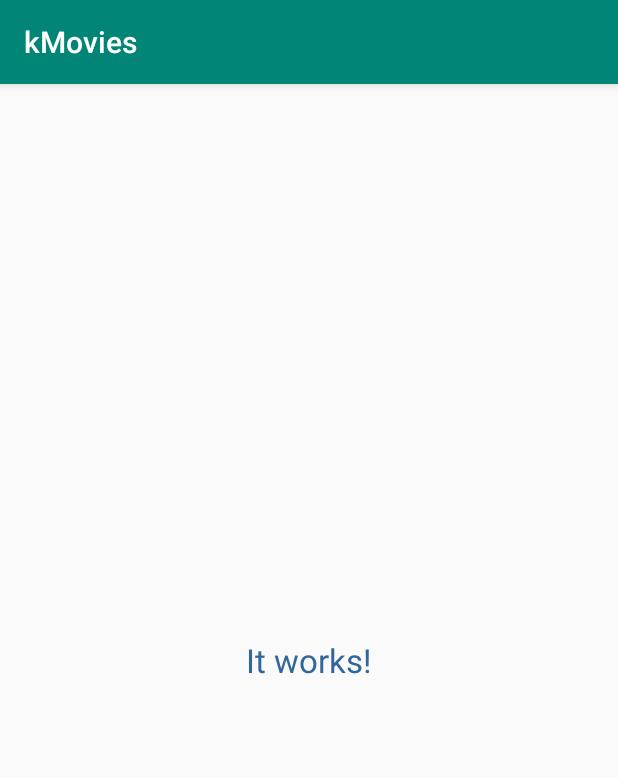
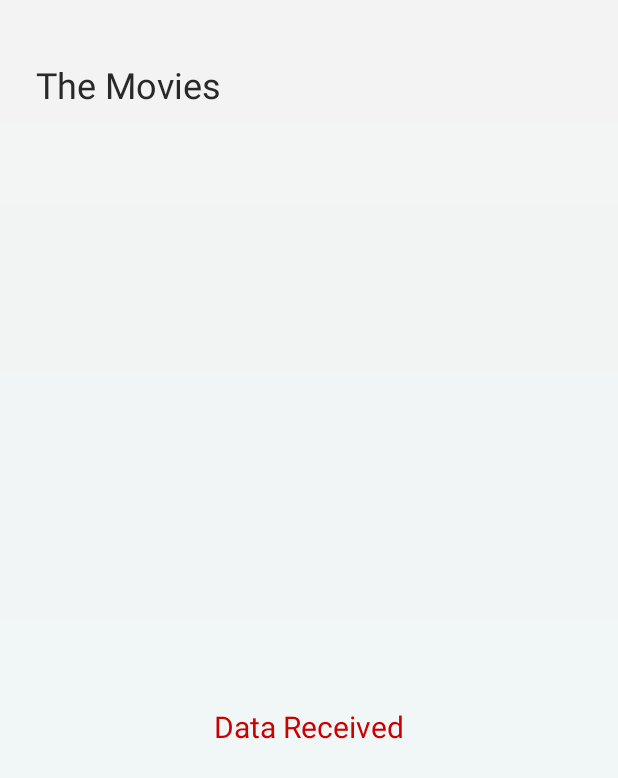
Before and after one commit to gshockv/kMovies, an Android app: the screen it shows after launch (MainActivity), on a phone screen of 412 x 824 dp. Shown: the top 778 px of the screen. Run offline under Robolectric (Android 15) with nearby library versions, the phone set to English and light mode, and no system bars.

Commit message:
initial view model, repo and other arch parts setup

```diff
--- a/app/src/main/AndroidManifest.xml
+++ b/app/src/main/AndroidManifest.xml
@@ -3,13 +3,15 @@
           package="com.gshockv.kmovies">
 
     <application
+            android:name=".MoviesApp"
             android:allowBackup="true"
             android:icon="@mipmap/ic_launcher"
             android:label="@string/app_name"
             android:roundIcon="@mipmap/ic_launcher_round"
             android:supportsRtl="true"
             android:theme="@style/AppTheme">
-        <activity android:name=".MainActivity">
+
+        <activity android:name=".ui.MainActivity">
             <intent-filter>
                 <action android:name="android.intent.action.MAIN"/>
 
--- /dev/null
+++ b/app/src/main/java/com/gshockv/kmovies/MoviesApp.kt
@@ -0,0 +1,6 @@
+package com.gshockv.kmovies
+
+import android.app.Application
+
+class MoviesApp : Application() {
+}
--- a/app/src/main/java/com/gshockv/kmovies/MoviesListFragment.kt
+++ /dev/null
@@ -1,19 +0,0 @@
-package com.gshockv.kmovies
-
-import android.os.Bundle
-import android.view.LayoutInflater
-import android.view.View
-import android.view.ViewGroup
-import android.widget.Toast
-import androidx.fragment.app.Fragment
-
-class MoviesListFragment : Fragment() {
-    override fun onCreateView(inflater: LayoutInflater, container: ViewGroup?, savedInstanceState: Bundle?): View {
-        return inflater.inflate(R.layout.fragment_movies_list, container, false)
-    }
-
-    override fun onViewCreated(view: View, savedInstanceState: Bundle?) {
-        val apiKey = BuildConfig.API_KEY
-        Toast.makeText(context, "API_KEY: $apiKey", Toast.LENGTH_SHORT).show()
-    }
-}
--- /dev/null
+++ b/app/src/main/java/com/gshockv/kmovies/data/MoviesRepository.kt
@@ -0,0 +1,18 @@
+package com.gshockv.kmovies.data
+
+import com.gshockv.kmovies.data.model.Movie
+import com.gshockv.kmovies.data.model.MoviesList
+
+class MoviesRepository {
+    fun moviesList() : MoviesList = MoviesList().apply {
+        for (i in 0..10) {
+            movies.add(
+                Movie(i + 1,
+                    "Movie_$i",
+                    "12-May-2019",
+                    "bg_$i"
+                )
+            )
+        }
+    }
+}
--- /dev/null
+++ b/app/src/main/java/com/gshockv/kmovies/data/model/Movie.kt
@@ -0,0 +1,8 @@
+package com.gshockv.kmovies.data.model
+
+data class Movie(
+    val id: Int = 0,
+    val title: String,
+    val releaseDate: String,
+    val backdropImage: String
+)
--- /dev/null
+++ b/app/src/main/java/com/gshockv/kmovies/data/model/MoviesList.kt
@@ -0,0 +1,5 @@
+package com.gshockv.kmovies.data.model
+
+class MoviesList {
+    var movies = arrayListOf<Movie>()
+}
--- /dev/null
+++ b/app/src/main/java/com/gshockv/kmovies/ui/BaseViewModel.kt
@@ -0,0 +1,19 @@
+package com.gshockv.kmovies.ui
+
+import androidx.lifecycle.ViewModel
+import kotlinx.coroutines.CoroutineScope
+import kotlinx.coroutines.Dispatchers
+import kotlinx.coroutines.Job
+import kotlin.coroutines.CoroutineContext
+
+abstract class BaseViewModel : ViewModel(), CoroutineScope {
+    private val job = Job()
+
+    override val coroutineContext: CoroutineContext
+        get() = job + Dispatchers.Main
+
+    override fun onCleared() {
+        super.onCleared()
+        job.cancel()
+    }
+}
--- a/app/src/main/java/com/gshockv/kmovies/MainActivity.kt
+++ b/app/src/main/java/com/gshockv/kmovies/ui/MainActivity.kt
@@ -1,7 +1,8 @@
-package com.gshockv.kmovies
+package com.gshockv.kmovies.ui
 
 import androidx.appcompat.app.AppCompatActivity
 import android.os.Bundle
+import com.gshockv.kmovies.R
 
 class MainActivity : AppCompatActivity() {
 
--- /dev/null
+++ b/app/src/main/java/com/gshockv/kmovies/ui/movies/MoviesListFragment.kt
@@ -0,0 +1,53 @@
+package com.gshockv.kmovies.ui.movies
+
+import android.app.Activity
+import android.content.Context
+import android.os.Bundle
+import android.view.LayoutInflater
+import android.view.View
+import android.view.ViewGroup
+import android.widget.Toast
+import androidx.fragment.app.Fragment
+import androidx.lifecycle.Observer
+import androidx.lifecycle.ViewModelProviders
+import com.gshockv.kmovies.BuildConfig
+import com.gshockv.kmovies.R
+import kotlinx.android.synthetic.main.fragment_movies_list.*
+
+class MoviesListFragment : Fragment() {
+    private lateinit var viewModel : MoviesListViewModel
+
+    override fun onAttach(context: Context) {
+        super.onAttach(context)
+        viewModel = ViewModelProviders.of(this).get(MoviesListViewModel::class.java)
+    }
+
+    override fun onCreateView(inflater: LayoutInflater, container: ViewGroup?, savedInstanceState: Bundle?): View {
+        return inflater.inflate(R.layout.fragment_movies_list, container, false)
+    }
+
+    override fun onViewCreated(view: View, savedInstanceState: Bundle?) {
+        val apiKey = BuildConfig.API_KEY
+        Toast.makeText(context, "API_KEY: $apiKey", Toast.LENGTH_SHORT).show()
+
+        viewModel.loadMoviesList().observe(this, Observer {
+            when (it) {
+                is MoviesListState.LoadingState -> showLoadingState()
+                is MoviesListState.ErrorState -> showErrorState()
+                is MoviesListState.DataState -> showDataState()
+            }
+        })
+    }
+
+    private fun showDataState() {
+        textViewStateIndicator.text = "Data Received"
+    }
+
+    private fun showErrorState() {
+        textViewStateIndicator.text = "Some Errors"
+    }
+
+    private fun showLoadingState() {
+        textViewStateIndicator.text = "Loading in progress..."
+    }
+}
--- /dev/null
+++ b/app/src/main/java/com/gshockv/kmovies/ui/movies/MoviesListState.kt
@@ -0,0 +1,9 @@
+package com.gshockv.kmovies.ui.movies
+
+import com.gshockv.kmovies.data.model.MoviesList
+
+sealed class MoviesListState {
+    object LoadingState : MoviesListState() {}
+    class ErrorState(val error: String) : MoviesListState()
+    class DataState(val movies: MoviesList) : MoviesListState()
+}
--- /dev/null
+++ b/app/src/main/java/com/gshockv/kmovies/ui/movies/MoviesListViewModel.kt
@@ -0,0 +1,24 @@
+package com.gshockv.kmovies.ui.movies
+
+import androidx.lifecycle.MutableLiveData
+import com.gshockv.kmovies.data.MoviesRepository
+import com.gshockv.kmovies.ui.BaseViewModel
+import kotlinx.coroutines.delay
+import kotlinx.coroutines.launch
+
+class MoviesListViewModel : BaseViewModel() {
+    private val state = MutableLiveData<MoviesListState>()
+
+    private val moviesRepo = MoviesRepository()
+
+    fun loadMoviesList(): MutableLiveData<MoviesListState> {
+        launch {
+            state.value = MoviesListState.LoadingState
+
+            delay(4_000)
+            val movies = moviesRepo.moviesList()
+            state.value = MoviesListState.DataState(movies)
+        }
+        return state
+    }
+}
--- /dev/null
+++ b/app/src/main/res/drawable/surface_background.xml
@@ -0,0 +1,10 @@
+<?xml version="1.0" encoding="utf-8"?>
+<shape xmlns:android="http://schemas.android.com/apk/res/android"
+       android:shape="rectangle">
+
+    <gradient
+            android:angle="-90"
+        android:startColor="@color/surfaceBackgroundStartColor"
+        android:endColor="@color/surfaceBackgroundEndColor"/>
+
+</shape>
--- a/app/src/main/res/layout/activity_main.xml
+++ b/app/src/main/res/layout/activity_main.xml
@@ -5,7 +5,8 @@
         xmlns:app="http://schemas.android.com/apk/res-auto"
         android:layout_width="match_parent"
         android:layout_height="match_parent"
-        tools:context=".MainActivity">
+        android:background="@drawable/surface_background"
+        tools:context=".ui.MainActivity">
 
     <fragment
             android:id="@+id/fragmentNavigation"
--- a/app/src/main/res/layout/fragment_movies_list.xml
+++ b/app/src/main/res/layout/fragment_movies_list.xml
@@ -1,17 +1,50 @@
 <?xml version="1.0" encoding="utf-8"?>
-<FrameLayout xmlns:android="http://schemas.android.com/apk/res/android"
-             xmlns:tools="http://schemas.android.com/tools"
-             android:layout_width="match_parent"
-             android:layout_height="match_parent"
-             tools:context=".MoviesListFragment">
+<androidx.coordinatorlayout.widget.CoordinatorLayout
+        xmlns:android="http://schemas.android.com/apk/res/android"
+        xmlns:app="http://schemas.android.com/apk/res-auto"
+        xmlns:tools="http://schemas.android.com/tools"
+        android:layout_width="match_parent"
+        android:layout_height="match_parent"
+        tools:context=".ui.movies.MoviesListFragment">
 
-    <!-- TODO: Update blank fragment layout -->
-    <TextView
+    <com.google.android.material.appbar.AppBarLayout
+            android:layout_width="match_parent"
+            android:layout_height="wrap_content"
+            android:background="@android:color/transparent">
+
+        <com.google.android.material.appbar.CollapsingToolbarLayout
+                android:layout_width="match_parent"
+                android:layout_height="wrap_content"
+                app:layout_scrollFlags="scroll|enterAlwaysCollapsed">
+
+            <TextView
+                    style="@style/moviesListHeader"
+                    android:text="@string/moviesListHeader"/>
+
+        </com.google.android.material.appbar.CollapsingToolbarLayout>
+    </com.google.android.material.appbar.AppBarLayout>
+
+    <FrameLayout
             android:layout_width="match_parent"
             android:layout_height="match_parent"
-            android:gravity="center"
-            android:textSize="22sp"
-            android:textColor="#336699"
-            android:text="It works!"/>
+            app:layout_behavior="@string/appbar_scrolling_view_behavior">
 
-</FrameLayout>
+        <TextView
+                android:id="@+id/textViewStateIndicator"
+                android:layout_width="wrap_content"
+                android:layout_height="wrap_content"
+                android:layout_gravity="center"
+                android:textSize="20sp"
+                android:text="State Indicator"
+                android:textColor="@android:color/holo_red_dark"/>
+
+        <androidx.recyclerview.widget.RecyclerView
+                android:id="@+id/recyclerViewMovies"
+                android:layout_width="match_parent"
+                android:layout_height="match_parent"
+                app:layout_behavior="@string/appbar_scrolling_view_behavior"/>
+
+    </FrameLayout>
+
+
+</androidx.coordinatorlayout.widget.CoordinatorLayout>
--- a/app/src/main/res/navigation/navigation_graph.xml
+++ b/app/src/main/res/navigation/navigation_graph.xml
@@ -8,7 +8,7 @@
 
     <fragment
             android:id="@+id/moviesListFragment"
-            android:name="com.gshockv.kmovies.MoviesListFragment"
+            android:name="com.gshockv.kmovies.ui.movies.MoviesListFragment"
             android:label="fragment_movies_list"
             tools:layout="@layout/fragment_movies_list"/>
 
--- a/app/src/main/res/values/colors.xml
+++ b/app/src/main/res/values/colors.xml
@@ -1,6 +1,11 @@
 <?xml version="1.0" encoding="utf-8"?>
 <resources>
-    <color name="colorPrimary">#008577</color>
-    <color name="colorPrimaryDark">#00574B</color>
-    <color name="colorAccent">#D81B60</color>
+    <color name="colorPrimary">#E5F6FA</color>
+    <color name="colorPrimaryDark">#E5F6FA</color>
+    <color name="colorAccent">#30C50C</color>
+
+    <color name="colorMoviesHeader">#292929</color>
+
+    <color name="surfaceBackgroundStartColor">#F3F3F3</color>
+    <color name="surfaceBackgroundEndColor">#F0F8F8</color>
 </resources>
--- a/app/src/main/res/values/strings.xml
+++ b/app/src/main/res/values/strings.xml
@@ -1,3 +1,4 @@
 <resources>
     <string name="app_name">kMovies</string>
+    <string name="moviesListHeader">The Movies</string>
 </resources>
--- a/app/src/main/res/values/styles.xml
+++ b/app/src/main/res/values/styles.xml
@@ -1,11 +1,25 @@
-<resources>
+<resources xmlns:tools="http://schemas.android.com/tools">
 
-    <!-- Base application theme. -->
-    <style name="AppTheme" parent="Theme.AppCompat.Light.DarkActionBar">
-        <!-- Customize your theme here. -->
+    <style name="AppTheme" parent="Theme.MaterialComponents.Light.NoActionBar">
         <item name="colorPrimary">@color/colorPrimary</item>
         <item name="colorPrimaryDark">@color/colorPrimaryDark</item>
         <item name="colorAccent">@color/colorAccent</item>
+
+        <item name="android:windowLightStatusBar">true</item>
+        <item name="android:windowLightNavigationBar">false</item>
+        <item name="android:windowTranslucentStatus">true</item>
+        <item name="android:windowTranslucentNavigation">true</item>
+    </style>
+
+    <style name="moviesListHeader">
+        <item name="android:layout_width">match_parent</item>
+        <item name="android:layout_height">wrap_content</item>
+        <item name="android:gravity">left|center_vertical</item>
+        <item name="android:textColor">@color/colorMoviesHeader</item>
+        <item name="android:textSize">24sp</item>
+        <item name="android:paddingTop">40dp</item>
+
+        <item name="android:paddingStart">24dp</item>
     </style>
 
 </resources>
```
Also changed, not shown: app/build.gradle (+6 -2 lines).
